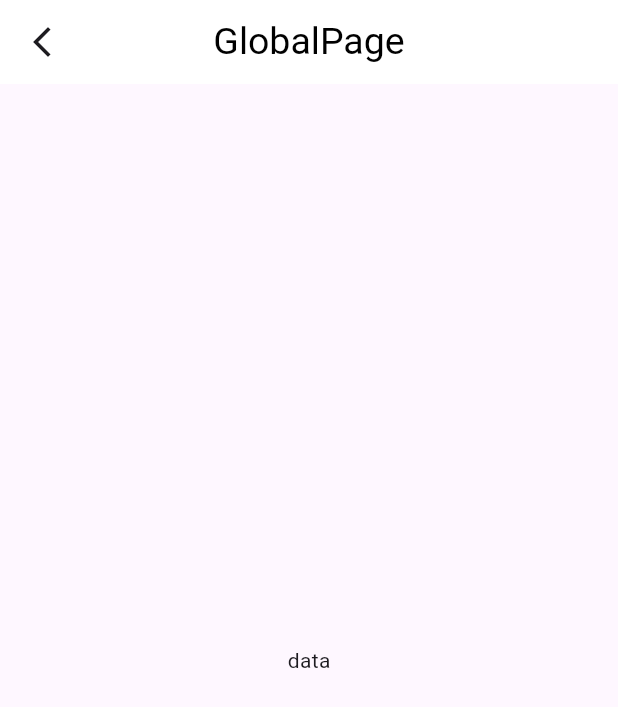
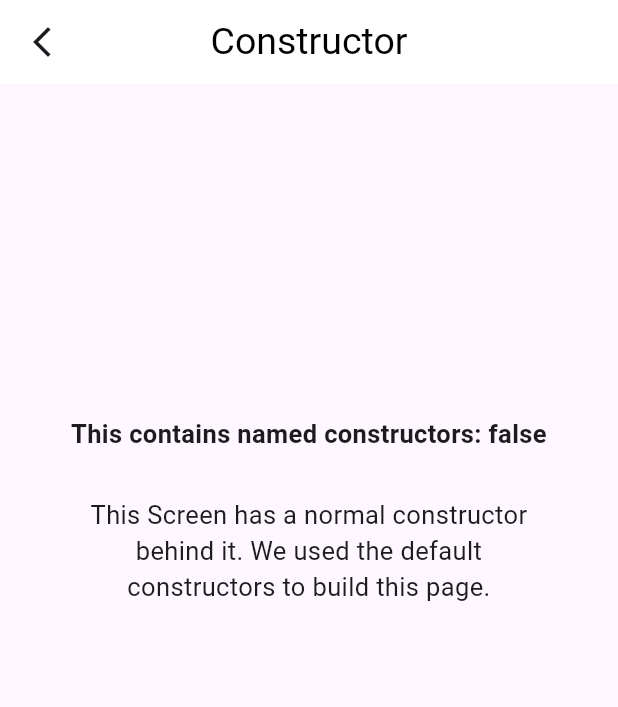
Before and after one commit to tobe-official/IP_2025_08_flutter_knowledge, a Flutter app: the BoxWidget widget shown alone on an empty page, opened directly, after a tap on "Constructor", on a phone screen of 412 x 824 dp. Shown: the top 707 px of the screen. Run offline on Flutter 3.47's test engine with Material 3 defaults, Android fonts, the phone set to English and light mode, and no system bars; our stand-ins replace auto_route.

Commit message:
changed that the global page is for constructors only and now it is global constructor. works with parameter paths

```diff
--- a/lib/app/app_router.dart
+++ b/lib/app/app_router.dart
@@ -36,7 +36,7 @@ final _canvas = AutoRoute(
 );
 
 final _global = AutoRoute(
-  path: '/global',
+  path: '/global/:title/:description/:isNamedConstructor',
   page: GlobalRoute.page,
 );
 
--- a/lib/app/pages/global/global.dart
+++ b/lib/app/pages/global/global.dart
@@ -4,19 +4,49 @@ import 'package:ip_2025_08_flutter_knowledge/app/widgets/custom_app_bar.dart';
 
 @RoutePage()
 class GlobalPage extends StatelessWidget {
-  const GlobalPage({super.key});
+  const GlobalPage({
+    super.key,
+    @PathParam('title') required this.title,
+    @PathParam('description') required this.description,
+    @PathParam('isNamedConstructor') this.isNamedConstructor = false,
+  });
 
-  //Todo add the parameters like title for appBar and the content explaining what happens behind the ui
+  final String title;
+  final String description;
+  final bool isNamedConstructor;
 
   @override
   Widget build(BuildContext context) {
+    final screenWidth = MediaQuery.of(context).size.width;
+    final screenHeight = MediaQuery.of(context).size.height;
+
     return Scaffold(
       appBar: CustomAppBar(
-        title: 'GlobalPage',
+        title: title,
         arrowBack: true,
       ),
-      body: const Center(
-        child: Text('data'),
+      body: Center(
+        child: SizedBox(
+          height: screenHeight * 0.6,
+          width: screenWidth * 0.8,
+          child: Column(
+            mainAxisAlignment: MainAxisAlignment.center,
+            children: [
+              Text(
+                'This contains named constructors: $isNamedConstructor',
+                style: TextStyle(fontSize: 17, fontWeight: FontWeight.bold),
+                textAlign: TextAlign.center,
+              ),
+              SizedBox(height: 30),
+              Text(
+                description,
+                textAlign: TextAlign.center,
+                style: TextStyle(fontSize: 17),
+              ),
+              SizedBox(height: 200),
+            ],
+          ),
+        ),
       ),
     );
   }
--- a/lib/app/pages/overview/overview.dart
+++ b/lib/app/pages/overview/overview.dart
@@ -22,12 +22,18 @@ class OverviewPage extends StatelessWidget {
           children: [
             BoxWidget(
               title: 'Constructor',
+              description:
+                  'This Screen has a normal constructor behind it. We used the default constructors to build this page.',
+              isNamedConstructor: false,
               routerPath: '/global',
               color: Colors.blue,
             ),
             SizedBox(height: 30),
             BoxWidget.transition(
               title: 'Named Constructors',
+              description:
+                  'This Screen has a named constructor behind it. We used the named constructors to build this page.',
+              isNamedConstructor: true,
               routerPath: '/global',
               color: Colors.blue,
               secondaryColor: Colors.green,
--- a/lib/app/pages/overview/widgets/box.dart
+++ b/lib/app/pages/overview/widgets/box.dart
@@ -6,6 +6,8 @@ class BoxWidget extends StatelessWidget {
     super.key,
     required this.title,
     required this.routerPath,
+    this.description = '',
+    this.isNamedConstructor = false,
     this.color = Colors.grey,
     this.secondaryColor,
     this.fontColor = Colors.black,
@@ -15,24 +17,39 @@ class BoxWidget extends StatelessWidget {
       {super.key,
       required this.title,
       required this.routerPath,
+      this.description = '',
+      this.isNamedConstructor = false,
       this.color = Colors.grey,
       this.secondaryColor = Colors.white,
       this.fontColor = Colors.black});
 
   final String title;
   final String routerPath;
+  final String? description;
+  final bool? isNamedConstructor;
   final Color? color;
   final Color? secondaryColor;
   final Color? fontColor;
 
   @override
   Widget build(BuildContext context) {
+    return GestureDetector(onTap: () => _router(context, routerPath), child: _box(context));
+  }
+
+  _router(BuildContext context, String path) {
+    final router = context.router;
+    if (path == '/global') {
+      router.pushPath('$path/$title/$description/$isNamedConstructor');
+    } else {
+      router.pushPath(path);
+    }
+  }
+
+  _box(BuildContext context) {
     final screenWidth = MediaQuery.of(context).size.width;
     final screenHeight = MediaQuery.of(context).size.height;
 
-    return GestureDetector(
-      onTap: () => _router(context, routerPath),
-      child: Container(
+    return Container(
       decoration: BoxDecoration(
         borderRadius: BorderRadius.circular(5),
         gradient: secondaryColor != null
@@ -53,12 +70,6 @@ class BoxWidget extends StatelessWidget {
           textAlign: TextAlign.center,
         ),
       ),
-      ),
     );
   }
-
-  _router(BuildContext context, String path) {
-    final router = context.router;
-    router.pushPath(path);
 }
-}
```
Also changed, not shown: lib/app/app_router.gr.dart, 1 other file. Lines whose indentation alone changed are shown as unchanged.
